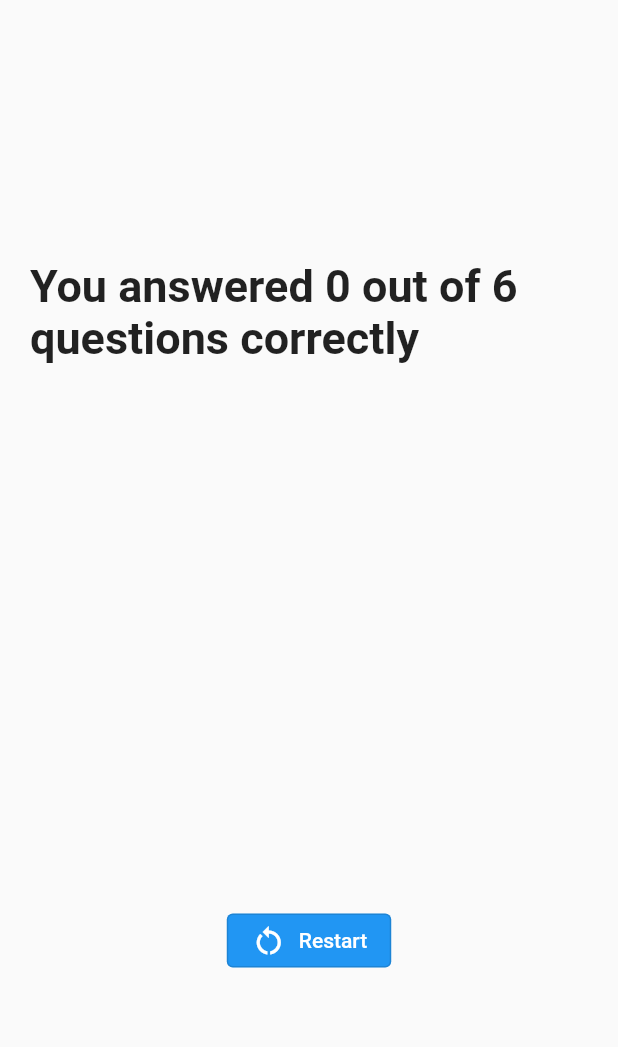
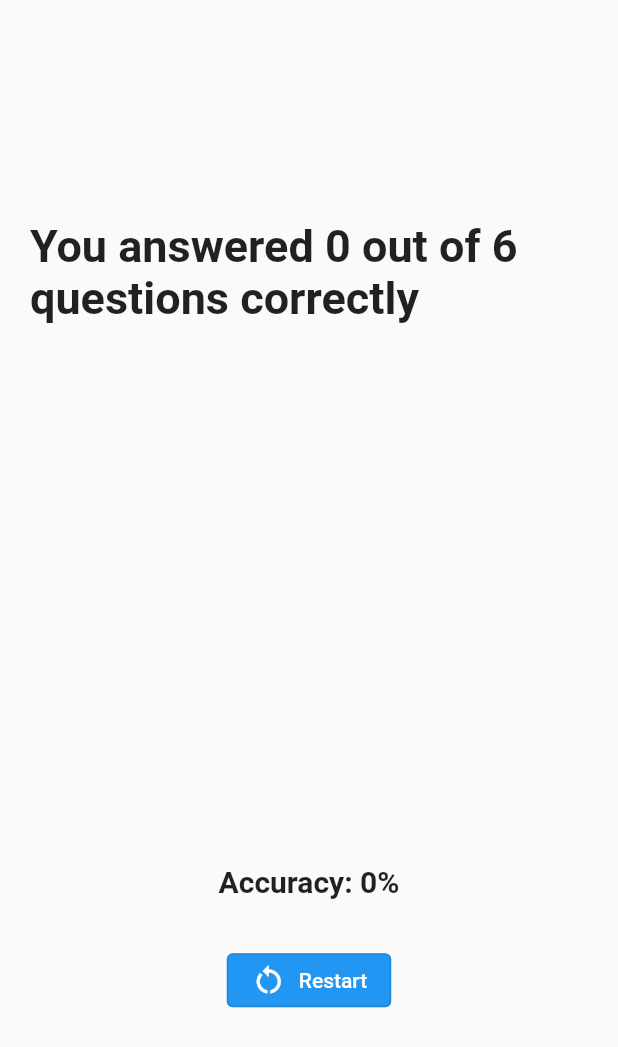
Before and after one commit to RidhamAnand/Fluttter_Quiz_App, a Flutter app: the ResultScreen widget shown alone on an empty page, opened directly with empty values, on a phone screen of 412 x 824 dp. Shown: the top 1047 px of the screen. Run offline on Flutter 3.47's test engine with Material 2 defaults, Android fonts, the phone set to English and light mode, and no system bars; our stand-ins replace google_fonts.

Commit message:
Final Commit

```diff
--- a/lib/data/questions.dart
+++ b/lib/data/questions.dart
@@ -52,4 +52,5 @@ final questions = [
       'By calling updateState()',
     ],
   ),
+
 ];
--- a/lib/resultScreen.dart
+++ b/lib/resultScreen.dart
@@ -1,4 +1,5 @@
 import 'package:flutter/material.dart';
+import 'package:google_fonts/google_fonts.dart';
 import 'answer_button.dart';
 import 'data/questions.dart';
 import 'quiz.dart';
@@ -33,6 +34,13 @@ final class ResultScreen extends StatelessWidget {
         })
         .length
         .toString();
+    final accuracy = (((summaryData.where((data) {
+                  return (data['userAnswer'] == data['correctAnswer']);
+                }).length) /
+                (questions.length)) *
+            100)
+        .round()
+        .toString();
 
     return SizedBox(
       width: double.infinity,
@@ -52,19 +60,35 @@ final class ResultScreen extends StatelessWidget {
               height: 30,
             ),
             QuestionSummary(getSummaryData()),
-            const SizedBox(height: 30,),
+            const SizedBox(
+              height: 30,
+            ),
+            Text(
+              "Accuracy: $accuracy%",
+              style: GoogleFonts.roboto(
+                fontWeight: FontWeight.bold,
+                fontSize: 20,
+              ),
+            ),
+            const SizedBox(
+              height: 30,
+            ),
             OutlinedButton.icon(
               onPressed: restartFunc,
               icon: const Icon(
                 Icons.restart_alt_sharp,
                 color: Colors.white,
               ),
-              label: const Text('Restart',style: TextStyle(
-                color: Colors.white,
-              ),),
-            style: OutlinedButton.styleFrom(
-              backgroundColor: Colors.blue,
-            ),)
+              label: const Text(
+                'Restart',
+                style: TextStyle(
+                  color: Colors.white,
+                ),
+              ),
+              style: OutlinedButton.styleFrom(
+                backgroundColor: Colors.blue,
+              ),
+            )
           ],
         ),
       ),
```
Also changed, not shown: lib/question_summary.dart (+27 -6 lines).
